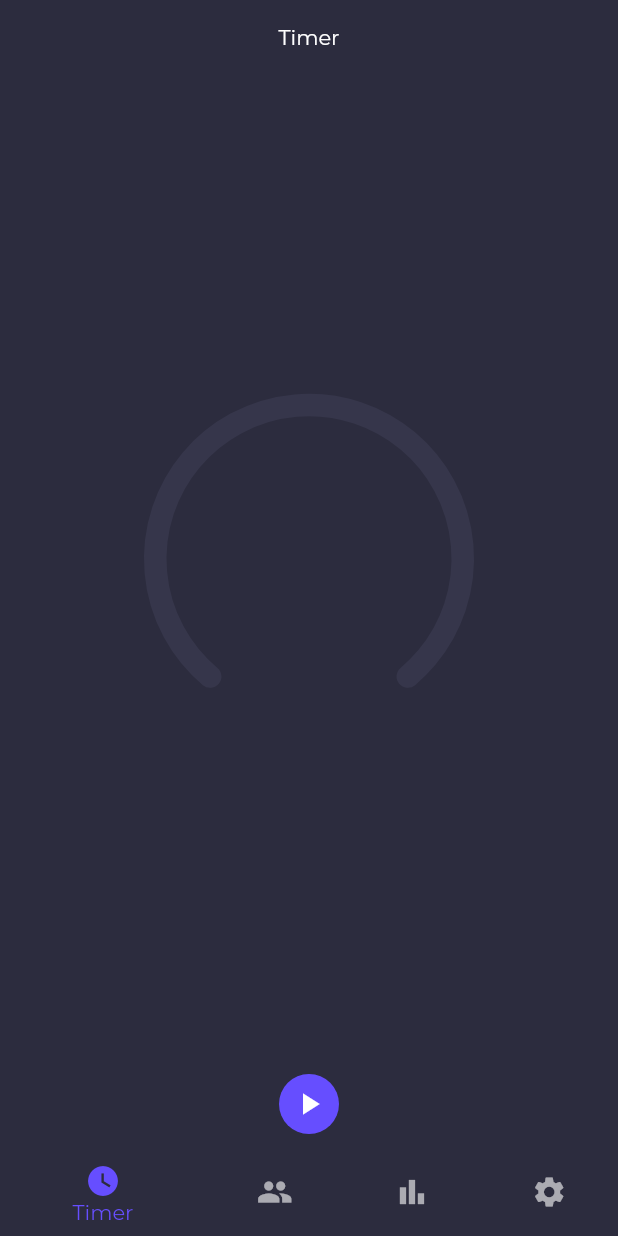
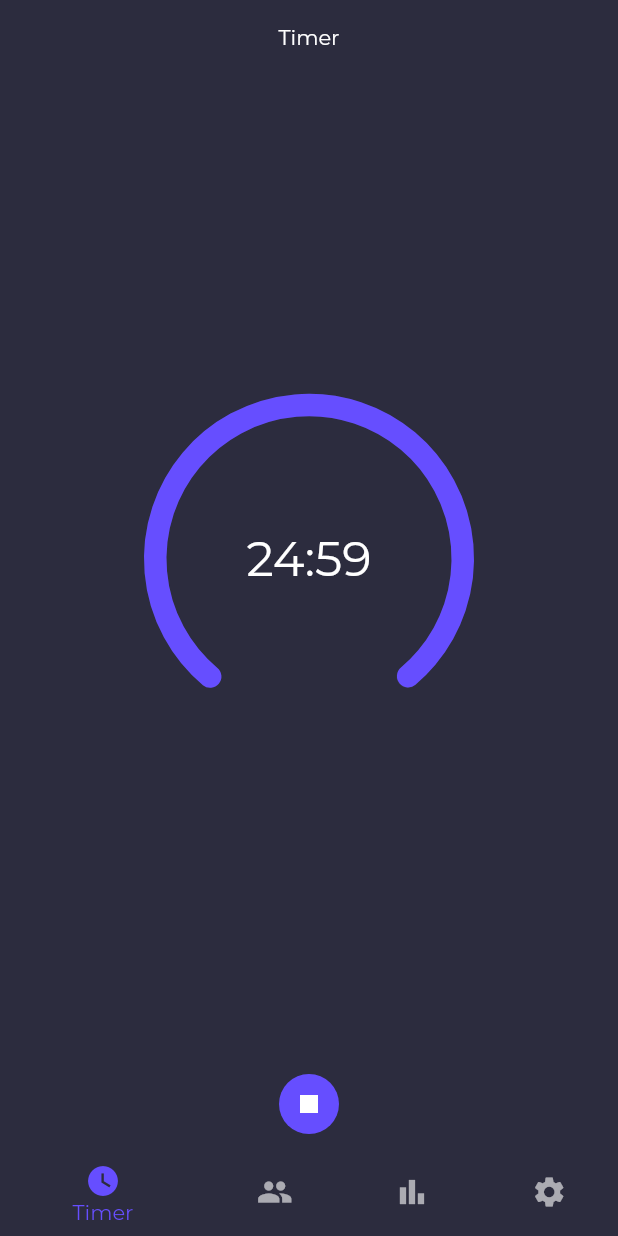
Before and after one commit to nandbyte/pomoduo, a Flutter app: the screen it shows after launch, after a tap on the "play arrow" icon, on a phone screen of 412 x 824 dp. Run offline on Flutter 3.47's test engine with Material 2 defaults, Android fonts, the phone set to English and light mode, and no system bars; drawn by our look-alikes of percent_indicator; our stand-ins replace cloud_firestore, custom_radio_grouped_button, firebase_core, google_fonts; accounts and stored records are empty.

Commit message:
Fixed timer showing updates each tick

```diff
--- a/lib/pages/timer_page.dart
+++ b/lib/pages/timer_page.dart
@@ -13,49 +13,78 @@ class TimerPage extends StatefulWidget {
 
 class _TimerPageState extends State<TimerPage> {
   @override
-  void initState() {
-    () => context.read<TimerProvider>().initializeTimer();
-    super.initState();
+  Widget build(BuildContext context) {
+    return Column(
+      crossAxisAlignment: CrossAxisAlignment.center,
+      mainAxisAlignment: MainAxisAlignment.spaceBetween,
+      children: const <Widget>[
+        Text("Timer"),
+        Center(
+          child: ArcTimer(),
+        ),
+        ToggleTimerButton(),
+      ],
+    );
+  }
+}
+
+class ArcTimer extends StatelessWidget {
+  const ArcTimer({Key? key}) : super(key: key);
+
+  String formatToTimerContent(int seconds) {
+    Duration duration = Duration(seconds: seconds);
+
+    String twoDigits(int number) => number.toString().padLeft(2, "0");
+    String minutesLeft = twoDigits(duration.inMinutes.remainder(60));
+    String secondsLeft = twoDigits(duration.inSeconds.remainder(60));
+
+    String timerContent = "$minutesLeft:$secondsLeft";
+
+    print(timerContent);
+
+    return timerContent;
   }
 
   @override
   Widget build(BuildContext context) {
-    return Column(
-      crossAxisAlignment: CrossAxisAlignment.center,
-      mainAxisAlignment: MainAxisAlignment.spaceBetween,
-      children: <Widget>[
-        const Text("Timer"),
-        Center(
-          child: CircularPercentIndicator(
+    return Consumer<TimerProvider>(builder: (context, timerProvider, widget) {
+      return CircularPercentIndicator(
         radius: 110,
         lineWidth: 15,
-            percent: context.read<TimerProvider>().timerPercentage,
+        percent: timerProvider.remainingDuration.inSeconds / timerProvider.focusDuration,
         circularStrokeCap: CircularStrokeCap.round,
         progressColor: PomoduoColor.themeColor,
         arcType: ArcType.FULL,
         arcBackgroundColor: PomoduoColor.foregroundColor,
         center: Text(
-              context.read<TimerProvider>().timerContent,
+          formatToTimerContent(timerProvider.remainingDuration.inSeconds),
           style: const TextStyle(fontSize: 32),
         ),
-          ),
-        ),
-        Column(
-          children: [
-            TextButton(
+      );
+    });
+  }
+}
+
+class ToggleTimerButton extends StatelessWidget {
+  const ToggleTimerButton({Key? key}) : super(key: key);
+
+  @override
+  Widget build(BuildContext context) {
+    return Consumer<TimerProvider>(builder: (context, timerProvider, widget) {
+      return TextButton(
         style: TextButton.styleFrom(
           backgroundColor: PomoduoColor.themeColor,
           shape: const CircleBorder(),
         ),
-              child: const Icon(
-                Icons.play_arrow,
-                color: Colors.white,
-              ),
+        child: ((() {
+          if (!timerProvider.isTimerRunning) {
+            return const Icon(Icons.play_arrow, color: Colors.white);
+          } else {
+            return const Icon(Icons.stop, color: Colors.white);
+          }
+        })()),
         onPressed: () => context.read<TimerProvider>().toggleTimer(),
-            ),
-          ],
-        ),
-      ],
       );
+    });
   }
 }
--- a/lib/providers/timer_provider.dart
+++ b/lib/providers/timer_provider.dart
@@ -5,95 +5,76 @@ import 'package:flutter/material.dart';
 
 class TimerProvider with ChangeNotifier {
   // Timer settings
-  int _focusDuration = 25 * 60;
-  int _shortBreakDuration = 5 * 60;
-  int _longBreakDuration = 15 * 60;
+  Duration _focusDuration = const Duration(seconds: 25 * 60);
+  Duration _shortBreakDuration = const Duration(seconds: 5 * 60);
+  Duration _longBreakDuration = const Duration(seconds: 15 * 60);
+
+// Timer data
+  late Stopwatch _watch;
+  late Timer _countdownTimer;
 
   // Timer data
   bool _isTimerRunning = false;
-  String _timerContent = "";
-  int _remainingTime = 0;
-  double _timerPercentage = 0;
-  late Timer _countdownTimer;
+  Duration _remainingDuration = Duration.zero;
 
-  int get focusDuration => _focusDuration;
-  int get shortBreakDuration => _shortBreakDuration;
-  int get longBreakDuration => _longBreakDuration;
+  int get focusDuration => _focusDuration.inSeconds;
+  int get shortBreakDuration => _shortBreakDuration.inSeconds;
+  int get longBreakDuration => _longBreakDuration.inSeconds;
   bool get isTimerRunning => _isTimerRunning;
-  String get timerContent => _timerContent;
-  double get timerPercentage => _timerPercentage;
+  Duration get remainingDuration => _remainingDuration;
+
+  TimerProvider() {
+    _watch = Stopwatch();
+  }
 
   changeFocusDuration(int newDuration) {
-    _focusDuration = newDuration;
+    _focusDuration = Duration(seconds: newDuration);
     notifyListeners();
   }
 
   changeShortBreakDuration(int newDuration) {
-    _shortBreakDuration = newDuration;
+    _shortBreakDuration = Duration(seconds: newDuration);
     notifyListeners();
   }
 
   changeLongBreakDuration(int newDuration) {
-    _longBreakDuration = newDuration;
-    notifyListeners();
-  }
-
-  String _formatToTimerContent(int seconds) {
-    Duration duration = Duration(seconds: seconds);
-
-    String twoDigits(int number) => number.toString().padLeft(2, "0");
-    String minutesLeft = twoDigits(duration.inMinutes.remainder(60));
-    String secondsLeft = twoDigits(duration.inSeconds.remainder(60));
-
-    String timerContent = "$minutesLeft:$secondsLeft";
-
-    return timerContent;
-  }
-
-  double _getTimerPercentage(int durationLeft, int totalDuration) {
-    double timerPercentage = (durationLeft / focusDuration);
-    return timerPercentage;
-  }
-
-  initializeTimer() {
-    _timerContent = _formatToTimerContent(_focusDuration);
-    _timerPercentage = _getTimerPercentage(_focusDuration, _focusDuration);
+    _longBreakDuration = Duration(seconds: newDuration);
     notifyListeners();
   }
 
   toggleTimer() {
-    if (_isTimerRunning) {
+    if (!_isTimerRunning) {
+      _startTimer();
+    } else {
       _stopTimer();
-    } else {
-      _startTimer();
     }
   }
 
   _startTimer() {
-    _remainingTime = _focusDuration;
     _isTimerRunning = true;
-    _timerPercentage = 1;
+    _countdownTimer = Timer.periodic(const Duration(seconds: 1), _updateTimer);
+    _watch.reset();
+    _watch.start();
 
-    _countdownTimer = Timer.periodic(const Duration(seconds: 1), _updateTimer);
+    notifyListeners();
   }
 
   _updateTimer(Timer timer) {
-    if (_remainingTime <= 0) {
-      _stopTimer();
-    } else {
-      _remainingTime--;
-      _timerContent = _formatToTimerContent(_remainingTime);
-      _timerPercentage = _getTimerPercentage(_remainingTime, _focusDuration);
+    if (_isTimerRunning) {
+      _remainingDuration = _focusDuration - _watch.elapsed;
+      notifyListeners();
+      if (_remainingDuration == Duration.zero) {
+        _stopTimer();
+      }
     }
-    notifyListeners();
   }
 
   _stopTimer() {
     _countdownTimer.cancel();
-    _isTimerRunning = true;
-    _remainingTime = 0;
-    _timerContent = _formatToTimerContent(_remainingTime);
-    _timerPercentage = _getTimerPercentage(_remainingTime, _focusDuration);
+    _watch.stop();
+    _isTimerRunning = false;
+    _remainingDuration = Duration.zero;
+
     notifyListeners();
   }
 }
```
Lines whose indentation alone changed are shown as unchanged.
